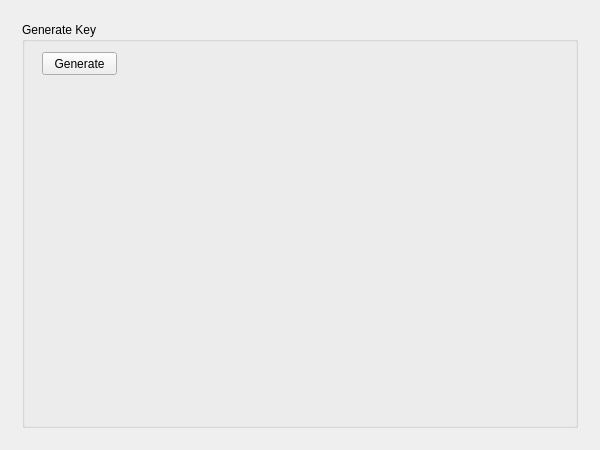
Above: src/admin/mainwidget.ui from MichaelLugq/ukey-auth before the change. Below: the same form after it.
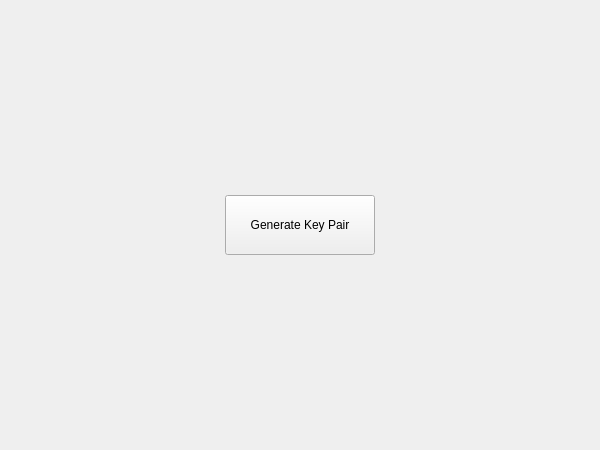
That is the form after the change. The open tabs and pages were chosen to show the change.

```diff
--- a/src/admin/mainwidget.ui
+++ b/src/admin/mainwidget.ui
@@ -85,26 +85,75 @@
       </layout>
      </widget>
      <widget class="QWidget" name="page_gen">
-      <layout class="QGridLayout" name="gridLayout">
-       <item row="0" column="0">
-        <widget class="QGroupBox" name="group_gen">
-         <property name="title">
-          <string>Generate Key</string>
+      <layout class="QVBoxLayout" name="verticalLayout_4">
+       <item>
+        <spacer name="verticalSpacer_5">
+         <property name="orientation">
+          <enum>Qt::Vertical</enum>
          </property>
-         <widget class="QPushButton" name="btn_gen">
-          <property name="geometry">
-           <rect>
-            <x>20</x>
-            <y>30</y>
-            <width>75</width>
-            <height>23</height>
-           </rect>
-          </property>
-          <property name="text">
-           <string>Generate</string>
-          </property>
-         </widget>
-        </widget>
+         <property name="sizeHint" stdset="0">
+          <size>
+           <width>20</width>
+           <height>167</height>
+          </size>
+         </property>
+        </spacer>
+       </item>
+       <item>
+        <layout class="QHBoxLayout" name="horizontalLayout_7">
+         <item>
+          <spacer name="horizontalSpacer_4">
+           <property name="orientation">
+            <enum>Qt::Horizontal</enum>
+           </property>
+           <property name="sizeHint" stdset="0">
+            <size>
+             <width>40</width>
+             <height>20</height>
+            </size>
+           </property>
+          </spacer>
+         </item>
+         <item>
+          <widget class="QPushButton" name="btn_gen">
+           <property name="minimumSize">
+            <size>
+             <width>150</width>
+             <height>60</height>
+            </size>
+           </property>
+           <property name="text">
+            <string>Generate Key Pair</string>
+           </property>
+          </widget>
+         </item>
+         <item>
+          <spacer name="horizontalSpacer_5">
+           <property name="orientation">
+            <enum>Qt::Horizontal</enum>
+           </property>
+           <property name="sizeHint" stdset="0">
+            <size>
+             <width>40</width>
+             <height>20</height>
+            </size>
+           </property>
+          </spacer>
+         </item>
+        </layout>
+       </item>
+       <item>
+        <spacer name="verticalSpacer_4">
+         <property name="orientation">
+          <enum>Qt::Vertical</enum>
+         </property>
+         <property name="sizeHint" stdset="0">
+          <size>
+           <width>20</width>
+           <height>167</height>
+          </size>
+         </property>
+        </spacer>
        </item>
       </layout>
      </widget>
```
Left out of the diff: 16 changed lines with no effect on the pictures.
